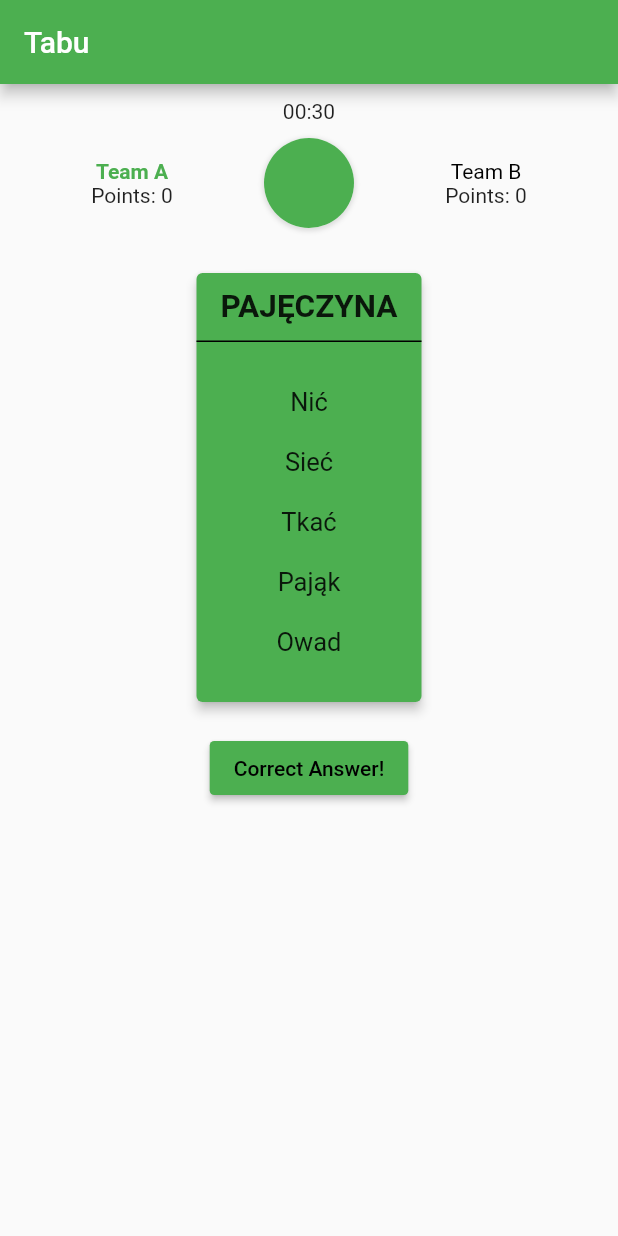
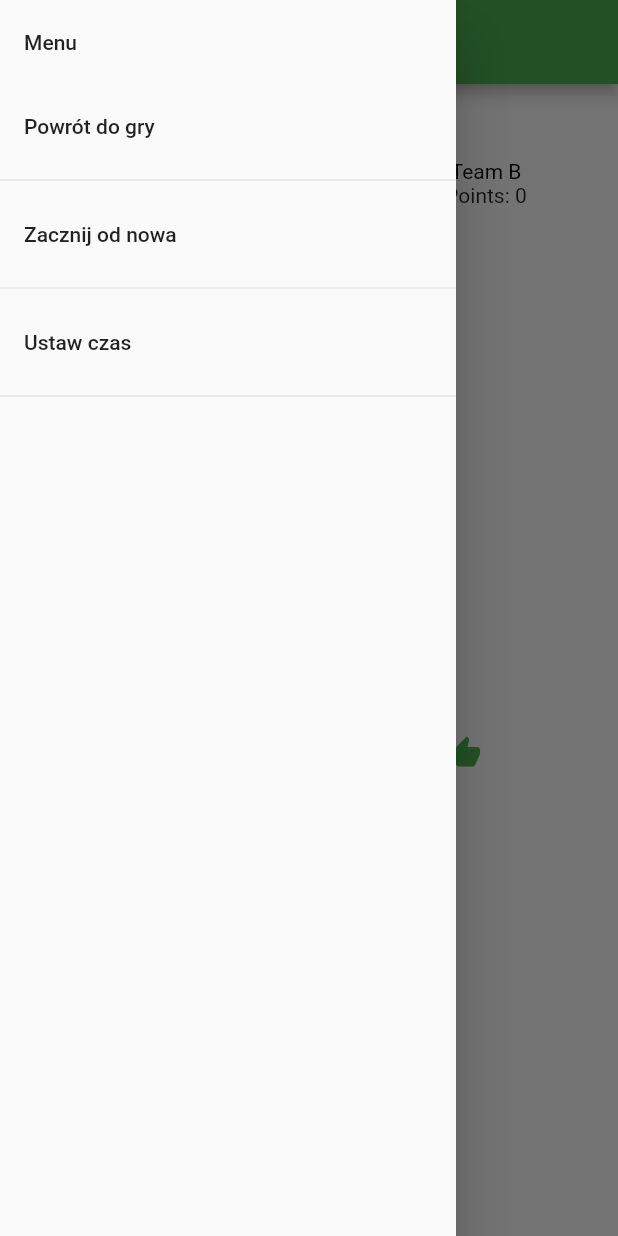
Before and after one commit to kluku/tabu, a Flutter app: the screen it shows after launch, with the side drawer open (before the commit the screen has no drawer), on a phone screen of 412 x 824 dp. Run offline on Flutter 3.47's test engine with Material 2 defaults, Android fonts, the phone set to English and light mode, and no system bars.

Commit message:
side menu, set time dialog

```diff
--- a/lib/main.dart
+++ b/lib/main.dart
@@ -2,6 +2,7 @@ import 'package:flutter/material.dart';
 import 'dart:math';
 import 'dart:async';
 import 'clock.dart';
+import 'timedialog.dart';
 
 void main() => runApp(new MyApp());
 
@@ -87,7 +88,7 @@ class _MyHomePageState extends State<MyHomePage> {
   final timerViewStateKey =
       GlobalKey<TimerViewState>(debugLabel: "Timer State");
 
-  final int maxSeconds = 30;
+  int maxSeconds = 120;
 
   Timer timer;
   Stopwatch stopwatch = new Stopwatch();
@@ -102,6 +103,12 @@ class _MyHomePageState extends State<MyHomePage> {
   @override
   void initState() {
     super.initState();
+    restartGame();
+  }
+
+  void restartGame() {
+    pointsA = 0;
+    pointsB = 0;
     MyApp.items.shuffle(Random.secure());
     timer = new Timer.periodic(new Duration(milliseconds: 100), callback);
     stopwatch.reset();
@@ -123,9 +130,7 @@ class _MyHomePageState extends State<MyHomePage> {
       if (secondsLeft < 0) {
         secondsLeft = 0;
       }
-      var minutes = (secondsLeft / 60).truncate();
-      var seconds = secondsLeft % 60;
-      timeLeft = '${'$minutes'.padLeft(2,'0')}:${'$seconds'.padLeft(2,'0')}';
+      timeLeft = secondsToString(secondsLeft);
       timerViewStateKey.currentState.setRatio(secondsLeft / maxSeconds);
       if (secondsLeft <= 0) {
         timerViewStateKey.currentState.stopBreathing();
@@ -142,13 +147,13 @@ class _MyHomePageState extends State<MyHomePage> {
       // _counter without calling setState(), then the build method would not be
       // called again, and so nothing would appear to happen.
       itemIndex = (itemIndex + 1) % MyApp.items.length;
-      stopwatch.reset();
-      stopwatch.start();
-      if (team == Team.A) {
-        team = Team.B;
-      } else {
-        team = Team.A;
-      }
+      // stopwatch.reset();
+      // stopwatch.start();
+      // if (team == Team.A) {
+      //   team = Team.B;
+      // } else {
+      //   team = Team.A;
+      // }
     });
   }
 
@@ -166,6 +171,7 @@ class _MyHomePageState extends State<MyHomePage> {
           // the App.build method, and use it to set our appbar title.
           title: new Text(widget.title),
         ),
+        drawer: sideMenu(),
         body: new GestureDetector(
             onTap: () {
               nextCard();
@@ -174,42 +180,57 @@ class _MyHomePageState extends State<MyHomePage> {
                 child: new Column(children: <Widget>[
               new Container(
                   padding: new EdgeInsets.all(10.0), child: new Text(timeLeft)),
-              new Row(
-                  mainAxisAlignment: MainAxisAlignment.center,
+              pointsAndTimerRow(),
+              tabuCard(),
+              buttonsRow()
+            ]))));
+  }
+
+  Drawer sideMenu() {
+    return new Drawer(
+        child: new ListView(
       children: <Widget>[
-                    new Expanded(
-                        child: new Column(children: <Widget>[
-                      new Text('Team A',
-                          style: new TextStyle(
-                              color:
-                                team == Team.A ? Colors.green : Colors.black,
-                              fontWeight:
-                                team == Team.A ? FontWeight.bold : FontWeight.normal)),
-                      new Text('Points: $pointsA'),
-                    ])),
-                    new TimerView(key: timerViewStateKey),
-                    new Expanded(
-                        child: new Column(children: <Widget>[
-                      new Text('Team B',
-                          style: new TextStyle(
-                              color:
-                                team == Team.B ? Colors.green : Colors.black,
-                              fontWeight:
-                                team == Team.B ? FontWeight.bold : FontWeight.normal)),
-                      new Text('Points: $pointsB'),
-                    ])),
-                  ]),
-              new Card(
+        new ListTile(
+          title: new Text('Menu'),
+          onTap: null,
+        ),
+        new ListTile(
+          title: new Text('Powrót do gry'),
+          onTap: () {
+            Navigator.of(context).pop();
+          },
+        ),
+        new Divider(),
+        new ListTile(
+          title: new Text('Zacznij od nowa'),
+          onTap: () {
+            restartGame();
+            Navigator.of(context).pop();
+          },
+        ),
+        new Divider(),
+        new ListTile(
+          title: new Text('Ustaw czas'),
+          onTap: () {
+            _setTime();
+          },
+        ),
+        new Divider(),
+      ],
+    ));
+  }
+
+  Card tabuCard() {
+    return new Card(
       color: Colors.green,
       elevation: 3.0,
-                margin: new EdgeInsets.fromLTRB(20.0, 30.0, 20.0, 20.0),
+      margin: new EdgeInsets.fromLTRB(20.0, 20.0, 20.0, 20.0),
       child: new Column(
           crossAxisAlignment: CrossAxisAlignment.center,
           mainAxisSize: MainAxisSize.min,
           children: <Widget>[
             new Container(
-                          padding:
-                              new EdgeInsets.fromLTRB(10.0, 10.0, 10.0, 10.0),
+                padding: new EdgeInsets.fromLTRB(10.0, 10.0, 10.0, 10.0),
                 child: new Text(
                   MyApp.items[itemIndex].title,
                   textAlign: TextAlign.center,
@@ -227,23 +248,67 @@ class _MyHomePageState extends State<MyHomePage> {
                 mainAxisSize: MainAxisSize.min,
                 children: MyApp.items[itemIndex].forbiddenWords
                     .map((word) => new Container(
-                                  padding: new EdgeInsets.fromLTRB(
-                                      10.0, 10.0, 10.0, 10.0),
+                        padding:
+                            new EdgeInsets.fromLTRB(10.0, 10.0, 10.0, 10.0),
                         child: new Text(
                           word,
                           textAlign: TextAlign.center,
                           style: new TextStyle(
-                                        fontSize: 17.0,
-                                        fontWeight: FontWeight.normal),
+                              fontSize: 17.0, fontWeight: FontWeight.normal),
                         )))
                     .toList()),
             new Container(height: 20.0, width: 0.0),
           ]),
-              ),
-              new RaisedButton(
-                  child: const Text('Correct Answer!'),
+    );
+  }
+
+  Row pointsAndTimerRow() {
+    return new Row(
+        mainAxisAlignment: MainAxisAlignment.center,
+        children: <Widget>[
+          new Expanded(
+              child: new Column(children: <Widget>[
+            new Text('Team A',
+                style: new TextStyle(
+                    color: team == Team.A ? Colors.green : Colors.black,
+                    fontWeight:
+                        team == Team.A ? FontWeight.bold : FontWeight.normal)),
+            new Text('Points: $pointsA'),
+          ])),
+          new TimerView(key: timerViewStateKey),
+          new Expanded(
+              child: new Column(children: <Widget>[
+            new Text('Team B',
+                style: new TextStyle(
+                    color: team == Team.B ? Colors.green : Colors.black,
+                    fontWeight:
+                        team == Team.B ? FontWeight.bold : FontWeight.normal)),
+            new Text('Points: $pointsB'),
+          ])),
+        ]);
+  }
+
+  Row buttonsRow() {
+    return new Row(
+      mainAxisAlignment: MainAxisAlignment.spaceAround,
+      children: <Widget>[
+        new IconButton(
+            icon: new Icon(Icons.thumb_down),
+            color: Colors.red,
+            onPressed: () {
+              switch (team) {
+                case Team.A:
+                  pointsB++;
+                  break;
+                case Team.B:
+                  pointsA++;
+                  break;
+              }
+              nextCard();
+            }),
+        new IconButton(
+            icon: new Icon(Icons.thumb_up),
             color: Colors.green,
-                  textColor: Colors.black,
             onPressed: () {
               switch (team) {
                 case Team.A:
@@ -254,9 +319,17 @@ class _MyHomePageState extends State<MyHomePage> {
                   break;
               }
               nextCard();
-                  },
-                  shape: new RoundedRectangleBorder(
-                      borderRadius: new BorderRadius.circular(3.0)))
-            ]))));
+            })
+      ],
+    );
+  }
+
+  void _setTime() {
+    showDialog(
+        context: context,
+        builder: (_) => new TimeDialog(value: maxSeconds, callback: (value) {
+          maxSeconds = value;
+        })
+    );
   }
 }
```
Also changed, not shown: lib/timedialog.dart (added, +58 -0 lines). Lines whose indentation alone changed are shown as unchanged.
